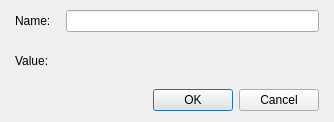
This is Editor/Dialogs/Systems/dialogsystemspeedfrequency.ui in RPG-Paper-Maker/RPG-Paper-Maker as Qt 5 draws it before an edit. The edited form follows.
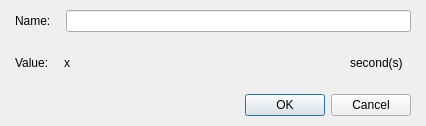
This is the edited form. Custom widgets are drawn as their Qt base class.

```diff
--- a/Editor/Dialogs/Systems/dialogsystemspeedfrequency.ui
+++ b/Editor/Dialogs/Systems/dialogsystemspeedfrequency.ui
@@ -6,14 +6,14 @@
    <rect>
     <x>0</x>
     <y>0</y>
-    <width>334</width>
-    <height>122</height>
+    <width>426</width>
+    <height>126</height>
    </rect>
   </property>
   <property name="windowTitle">
    <string>Set speed / frequency...</string>
   </property>
-  <layout class="QGridLayout" name="gridLayout_2">
+  <layout class="QGridLayout" name="gridLayout">
    <property name="leftMargin">
     <number>15</number>
    </property>
@@ -27,30 +27,43 @@
     <number>10</number>
    </property>
    <item row="0" column="0">
-    <layout class="QVBoxLayout" name="verticalLayout" stretch="1,0">
+    <layout class="QVBoxLayout" name="verticalLayout_2" stretch="1,0">
      <property name="spacing">
       <number>15</number>
      </property>
      <item>
-      <layout class="QGridLayout" name="gridLayout" columnstretch="0,1">
-       <item row="0" column="0">
+      <layout class="QVBoxLayout" name="verticalLayout">
+       <item>
+        <layout class="QHBoxLayout" name="horizontalLayout_2" stretch="0,1">
+         <item>
         <widget class="QLabel" name="label">
          <property name="text">
           <string>Name:</string>
          </property>
         </widget>
        </item>
-       <item row="0" column="1">
+         <item>
         <widget class="QLineEdit" name="lineEditName"/>
        </item>
-       <item row="1" column="0">
-        <widget class="QLabel" name="label_2">
+        </layout>
+       </item>
+       <item>
+        <layout class="QHBoxLayout" name="horizontalLayout" stretch="0,0,0,0,1">
+         <item>
+          <widget class="QLabel" name="labelValue">
          <property name="text">
           <string>Value:</string>
          </property>
         </widget>
        </item>
-       <item row="1" column="1">
+         <item>
+          <widget class="QLabel" name="labelX">
+           <property name="text">
+            <string>x</string>
+           </property>
+          </widget>
+         </item>
+         <item>
         <widget class="PanelPrimitiveValue" name="panelPrimitiveValue" native="true">
          <property name="minimumSize">
           <size>
@@ -65,6 +78,28 @@
           </size>
          </property>
         </widget>
+         </item>
+         <item>
+          <widget class="QLabel" name="labelSeconds">
+           <property name="text">
+            <string>second(s)</string>
+           </property>
+          </widget>
+         </item>
+         <item>
+          <spacer name="horizontalSpacer">
+           <property name="orientation">
+            <enum>Qt::Horizontal</enum>
+           </property>
+           <property name="sizeHint" stdset="0">
+            <size>
+             <width>40</width>
+             <height>20</height>
+            </size>
+           </property>
+          </spacer>
+         </item>
+        </layout>
        </item>
       </layout>
      </item>
```
Lines whose indentation alone changed are shown as unchanged.
